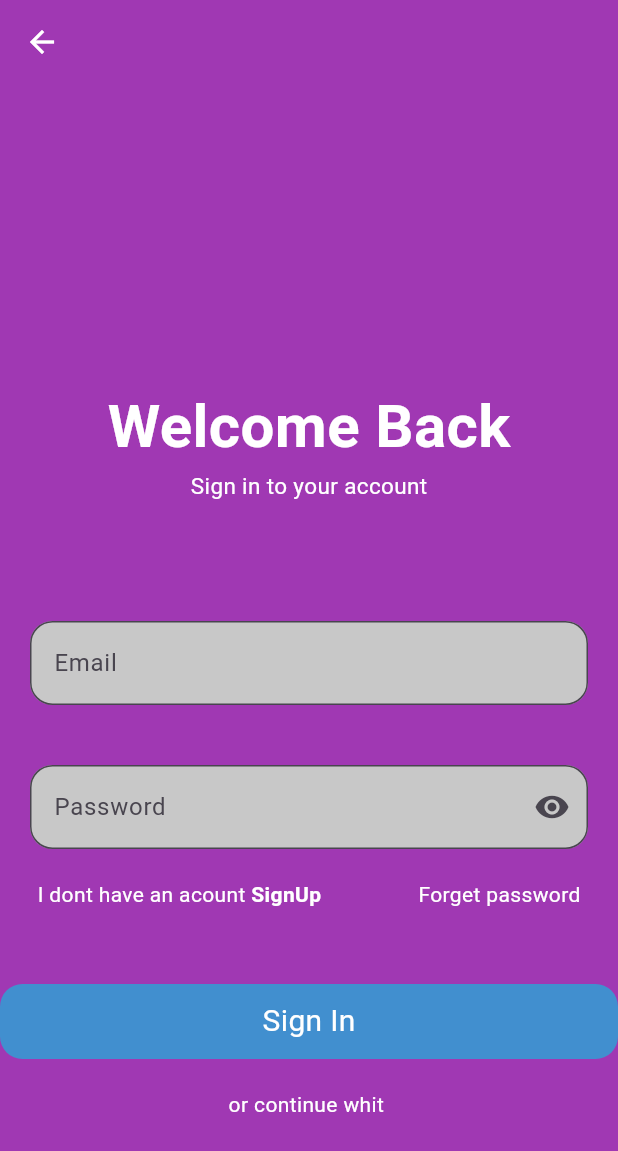
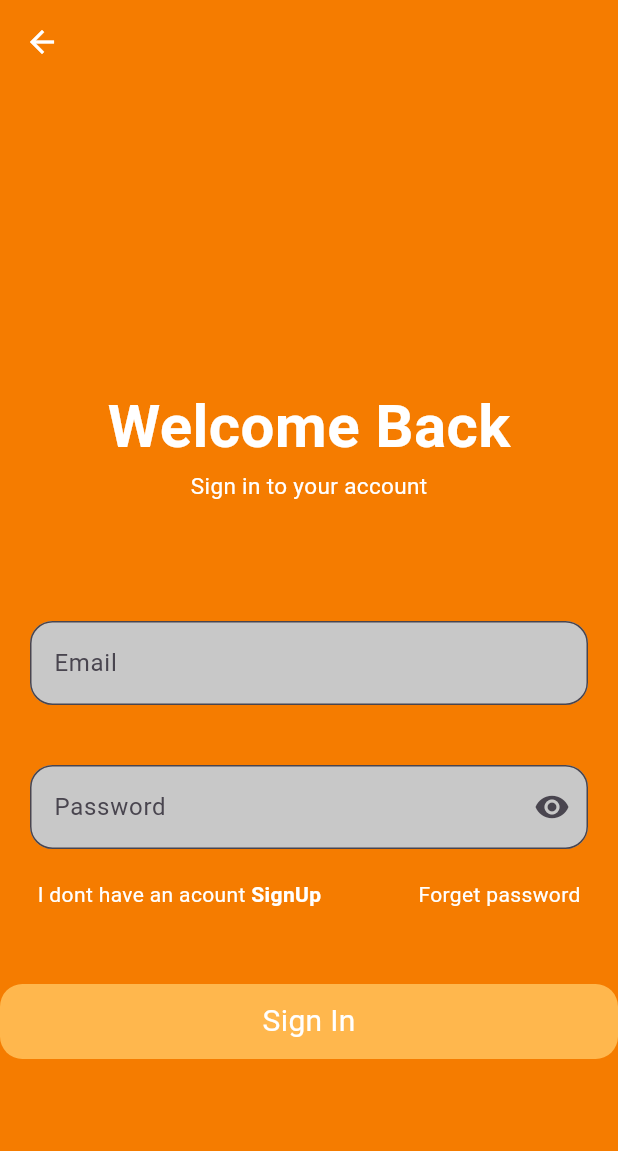
Before and after one commit to ahmadihya9860/Todo-app, a Flutter app: the screen it shows after launch, after a tap on "Sign in", on a phone screen of 412 x 824 dp. Shown: the top 1151 px of the screen. Run offline on Flutter 3.47's test engine with Material 3 defaults, Android fonts, the phone set to English and light mode, and no system bars.

Commit message:
change the login screen background color and enhance it

```diff
--- a/lib/pages/login_screen.dart
+++ b/lib/pages/login_screen.dart
@@ -6,10 +6,10 @@ class LoginScreen extends StatelessWidget {
   @override
   Widget build(BuildContext context) {
     return Scaffold(
-      backgroundColor: const Color.fromARGB(255, 160, 56, 179),
+      backgroundColor: Colors.orange.shade700,
 
       appBar: AppBar(
-        backgroundColor: const Color.fromARGB(255, 160, 56, 179),
+        backgroundColor: Colors.orange.shade700,
         iconTheme: IconThemeData(color: Colors.white),
       ),
 
@@ -107,7 +107,7 @@ class LoginScreen extends StatelessWidget {
             width: 450,
             height: 50,
             decoration: BoxDecoration(
-              color: const Color.fromARGB(255, 65, 143, 207),
+              color:Colors.orange.shade300,
               borderRadius: BorderRadius.circular(15),
             ),
 
@@ -119,8 +119,8 @@ class LoginScreen extends StatelessWidget {
             ),
           ),
 
-          SizedBox(height: 20),
-          Text("or continue whit ", style: TextStyle(color: Colors.white)),
+          // SizedBox(height: 20),
+          // Text("or continue whit ", style: TextStyle(color: Colors.white)),
         ],
       ),
     );
```
Also changed, not shown: pubspec.lock.
